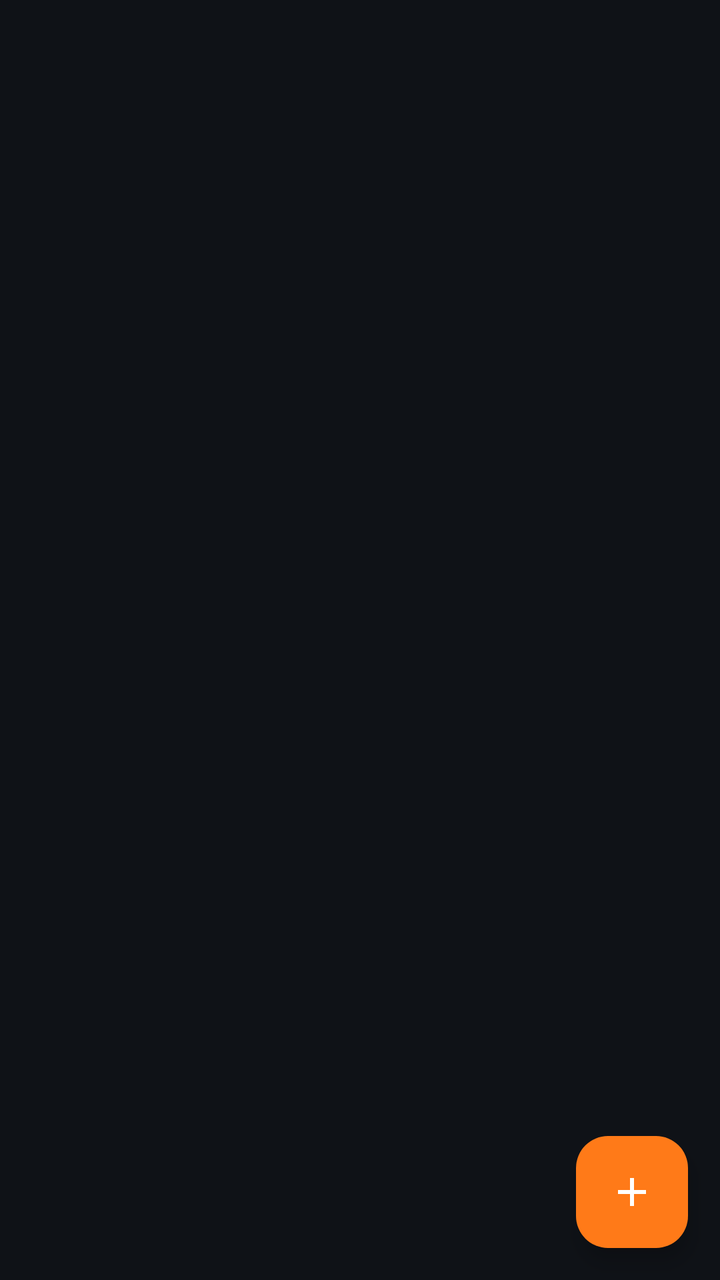
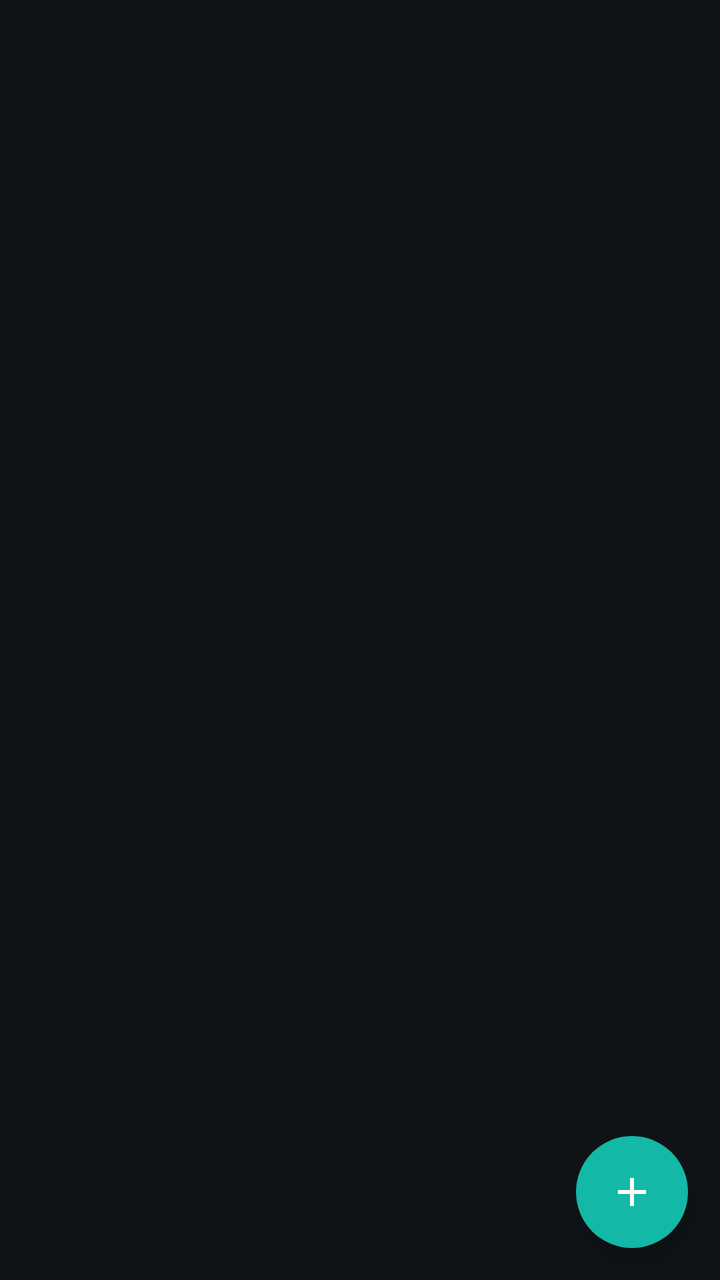

Before-and-after screenshots of an Android layout around one commit, followed by the original layout XML and the change that was made.
<!-- AndroidManifest.xml: application theme Theme.TaskManagerApp -->
<!-- res/layout/fragment_habit.xml -->
<?xml version="1.0" encoding="utf-8"?>
<androidx.constraintlayout.widget.ConstraintLayout xmlns:android="http://schemas.android.com/apk/res/android"
    xmlns:app="http://schemas.android.com/apk/res-auto"
    android:layout_width="match_parent"
    android:layout_height="match_parent"
    android:background="#000000">

    <ScrollView
        android:id="@+id/habitScroll"
        android:layout_width="0dp"
        android:layout_height="0dp"
        android:clipToPadding="false"
        android:fillViewport="true"
        android:paddingBottom="96dp"
        android:background="#0F1217"
        app:layout_constraintBottom_toBottomOf="parent"
        app:layout_constraintEnd_toEndOf="parent"
        app:layout_constraintStart_toStartOf="parent"
        app:layout_constraintTop_toTopOf="parent">

        <LinearLayout
            android:id="@+id/habitContent"
            android:layout_width="match_parent"
            android:layout_height="wrap_content"
            android:orientation="vertical"
            android:paddingStart="18dp"
            android:paddingTop="20dp"
            android:paddingEnd="18dp"
            android:paddingBottom="110dp">

            <LinearLayout
                android:id="@+id/weekStrip"
                android:layout_width="match_parent"
                android:layout_height="wrap_content"
                android:layout_marginTop="8dp"
                android:baselineAligned="false"
                android:orientation="horizontal" />

            <LinearLayout
                android:id="@+id/habitFilterStrip"
                android:layout_width="match_parent"
                android:layout_height="42dp"
                android:layout_marginTop="18dp"
                android:baselineAligned="false"
                android:orientation="horizontal" />

            <LinearLayout
                android:id="@+id/habitSectionList"
                android:layout_width="match_parent"
                android:layout_height="wrap_content"
                android:orientation="vertical" />

            <TextView
                android:id="@+id/tvHabitEmpty"
                android:layout_width="match_parent"
                android:layout_height="wrap_content"
                android:layout_marginTop="40dp"
                android:gravity="center"
                android:text="@string/habit_empty"
                android:textColor="#86868B"
                android:textSize="16sp"
                android:visibility="gone" />
        </LinearLayout>
    </ScrollView>

    <com.google.android.material.floatingactionbutton.FloatingActionButton
        android:id="@+id/btnHabitAdd"
        style="@style/Widget.TaskManager.AddFab"
        android:contentDescription="@string/habit_add"
        app:layout_constraintBottom_toBottomOf="parent"
        app:layout_constraintEnd_toEndOf="parent" />
</androidx.constraintlayout.widget.ConstraintLayout>
<!-- resources referenced by this layout -->
<resources>
  <string name="habit_add">Thêm habit</string>
  <string name="habit_empty">Chưa có habit trong bộ lọc này</string>
  <style name="Widget.TaskManager.AddFab" parent="Widget.Material3.FloatingActionButton.Primary">
          <item name="android:layout_width">wrap_content</item>
          <item name="android:layout_height">wrap_content</item>
          <item name="android:layout_marginEnd">16dp</item>
          <item name="android:layout_marginBottom">16dp</item>
          <item name="backgroundTint">@color/colorAddAction</item>
          <item name="srcCompat">@drawable/ic_add</item>
          <item name="tint">@color/white</item>
      </style>
  <style name="Theme.TaskManagerApp" parent="Base.Theme.TaskManagerApp" />
  <color name="colorAddAction">#FF7A18</color>
  <!-- drawable ic_add (drawable) -->
  <?xml version="1.0" encoding="utf-8"?>
  <vector xmlns:android="http://schemas.android.com/apk/res/android"
      android:width="24dp"
      android:height="24dp"
      android:viewportWidth="24"
      android:viewportHeight="24">
      <path
          android:fillColor="#FF000000"
          android:pathData="M19,13h-6v6h-2v-6H5v-2h6V5h2v6h6v2z" />
  </vector>
  <color name="white">#FFFFFFFF</color>
  <style name="Base.Theme.TaskManagerApp" parent="Theme.Material3.DayNight.NoActionBar">
          <item name="colorPrimary">@color/colorPrimary</item>
          <item name="colorOnPrimary">@color/colorOnPrimary</item>
          <item name="colorPrimaryContainer">@color/colorPrimaryContainer</item>
          <item name="colorOnPrimaryContainer">@color/colorOnPrimaryContainer</item>
          <item name="colorSecondary">@color/colorSecondary</item>
          <item name="colorOnSecondary">@color/colorOnSecondary</item>
          <item name="android:colorBackground">@color/colorBackground</item>
          <item name="colorOnBackground">@color/colorOnBackground</item>
          <item name="colorSurface">@color/colorSurface</item>
          <item name="colorOnSurface">@color/colorOnSurface</item>
          <item name="colorSurfaceVariant">@color/colorSurfaceVariant</item>
          <item name="colorOnSurfaceVariant">@color/colorOnSurfaceVariant</item>
          <item name="colorOutline">@color/colorOutline</item>
      </style>
  <color name="colorPrimary">#3A3A3A</color>
  <color name="colorOnPrimary">#F5F5F5</color>
  <color name="colorPrimaryContainer">#454545</color>
  <color name="colorOnPrimaryContainer">#FFFFFF</color>
  <color name="colorSecondary">#5F6368</color>
  <color name="colorOnSecondary">#FFFFFF</color>
  <color name="colorBackground">#101010</color>
  <color name="colorOnBackground">#F1F1F1</color>
  <color name="colorSurface">#1E1E1E</color>
  <color name="colorOnSurface">#F4F4F4</color>
  <color name="colorSurfaceVariant">#2A2A2A</color>
  <color name="colorOnSurfaceVariant">#DADADA</color>
  <color name="colorOutline">#8A8A8A</color>
</resources>

<!-- the commit's change to res/layout/fragment_habit.xml (unified diff, before → after) -->
@@ -3,7 +3,7 @@
     xmlns:app="http://schemas.android.com/apk/res-auto"
     android:layout_width="match_parent"
     android:layout_height="match_parent"
-    android:background="#000000">
+    android:background="@color/colorBackground">
 
     <ScrollView
         android:id="@+id/habitScroll"
@@ -12,7 +12,7 @@
         android:clipToPadding="false"
         android:fillViewport="true"
         android:paddingBottom="96dp"
-        android:background="#0F1217"
+        android:background="@color/colorBackground"
         app:layout_constraintBottom_toBottomOf="parent"
         app:layout_constraintEnd_toEndOf="parent"
         app:layout_constraintStart_toStartOf="parent"
@@ -57,7 +57,7 @@
                 android:layout_marginTop="40dp"
                 android:gravity="center"
                 android:text="@string/habit_empty"
-                android:textColor="#86868B"
+                android:textColor="@color/colorOnSurfaceVariant"
                 android:textSize="16sp"
                 android:visibility="gone" />
         </LinearLayout>
<!-- resource entries referenced after the edit -->
@@ -9,10 +9,11 @@
           <item name="android:layout_marginBottom">16dp</item>
           <item name="backgroundTint">@color/colorAddAction</item>
           <item name="srcCompat">@drawable/ic_add</item>
-          <item name="tint">@color/white</item>
+          <item name="tint">@color/colorOnPrimary</item>
+          <item name="shapeAppearanceOverlay">@style/ShapeAppearance.TaskManager.AddFab</item>
       </style>
   <style name="Theme.TaskManagerApp" parent="Base.Theme.TaskManagerApp" />
-  <color name="colorAddAction">#FF7A18</color>
+  <color name="colorAddAction">#14B8A6</color>
   <!-- drawable ic_add (drawable) -->
   <?xml version="1.0" encoding="utf-8"?>
   <vector xmlns:android="http://schemas.android.com/apk/res/android"
@@ -24,7 +25,6 @@
           android:fillColor="#FF000000"
           android:pathData="M19,13h-6v6h-2v-6H5v-2h6V5h2v6h6v2z" />
   </vector>
-  <color name="white">#FFFFFFFF</color>
   <style name="Base.Theme.TaskManagerApp" parent="Theme.Material3.DayNight.NoActionBar">
           <item name="colorPrimary">@color/colorPrimary</item>
           <item name="colorOnPrimary">@color/colorOnPrimary</item>
@@ -40,18 +40,22 @@
           <item name="colorOnSurfaceVariant">@color/colorOnSurfaceVariant</item>
           <item name="colorOutline">@color/colorOutline</item>
       </style>
-  <color name="colorPrimary">#3A3A3A</color>
-  <color name="colorOnPrimary">#F5F5F5</color>
-  <color name="colorPrimaryContainer">#454545</color>
-  <color name="colorOnPrimaryContainer">#FFFFFF</color>
-  <color name="colorSecondary">#5F6368</color>
+  <color name="colorPrimary">#14B8A6</color>
+  <color name="colorOnPrimary">#FFFFFF</color>
+  <style name="ShapeAppearance.TaskManager.AddFab" parent="">
+          <item name="cornerFamily">rounded</item>
+          <item name="cornerSize">50%</item>
+      </style>
+  <color name="colorPrimaryContainer">#123E3A</color>
+  <color name="colorOnPrimaryContainer">#DDFCF7</color>
+  <color name="colorSecondary">#77818C</color>
   <color name="colorOnSecondary">#FFFFFF</color>
-  <color name="colorBackground">#101010</color>
-  <color name="colorOnBackground">#F1F1F1</color>
-  <color name="colorSurface">#1E1E1E</color>
-  <color name="colorOnSurface">#F4F4F4</color>
-  <color name="colorSurfaceVariant">#2A2A2A</color>
-  <color name="colorOnSurfaceVariant">#DADADA</color>
-  <color name="colorOutline">#8A8A8A</color>
+  <color name="colorBackground">#101316</color>
+  <color name="colorOnBackground">#F2F5F7</color>
+  <color name="colorSurface">#1A1E22</color>
+  <color name="colorOnSurface">#F3F6F8</color>
+  <color name="colorSurfaceVariant">#242A30</color>
+  <color name="colorOnSurfaceVariant">#AEB8C2</color>
+  <color name="colorOutline">#3A444C</color>
 </resources>
 
